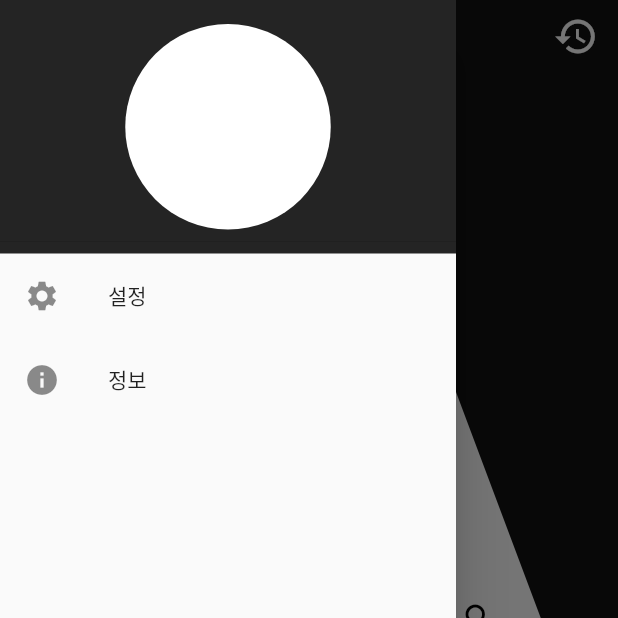
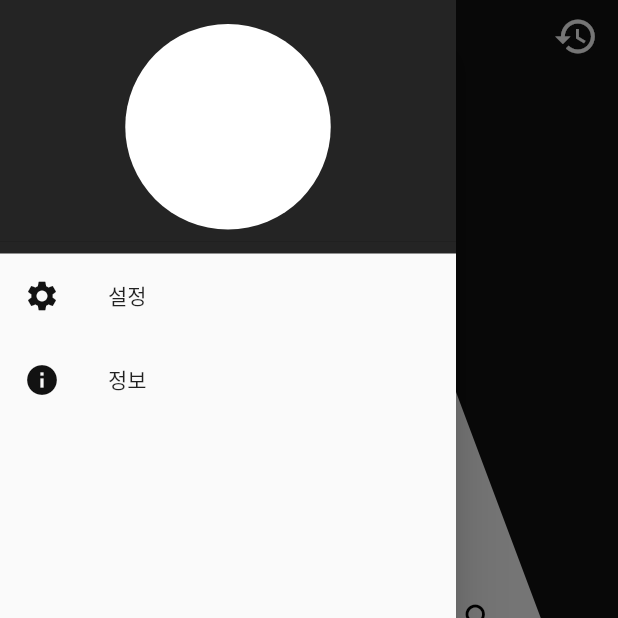
Before and after one commit to negu63/no-recommendation, a Flutter app: the screen it shows after launch, with the side drawer open, on a phone screen of 412 x 824 dp, the top half of it. Run offline on Flutter 3.47's test engine with Material 2 defaults, Android fonts, the phone set to English and light mode, and no system bars; our stand-ins replace cached_network_image, get, hive, hive_flutter; missing offline and left inert: flutter_inappwebview, metadata_fetch; accounts and stored records are empty.

Commit message:
chore: drawer 메뉴 아이콘 색상 변경

```diff
--- a/lib/global_widgets/menu.dart
+++ b/lib/global_widgets/menu.dart
@@ -1,4 +1,5 @@
 import 'package:flutter/material.dart';
+import 'package:norecommendation/core/theme/color_theme.dart';
 
 class Menu extends StatelessWidget {
   const Menu({
@@ -16,7 +17,10 @@ class Menu extends StatelessWidget {
   Widget build(BuildContext context) {
     return ListTile(
       onTap: onTap,
-      leading: Icon(icon),
+      leading: Icon(
+        icon,
+        color: colorBackground,
+      ),
       title: Text(title),
     );
   }
```
